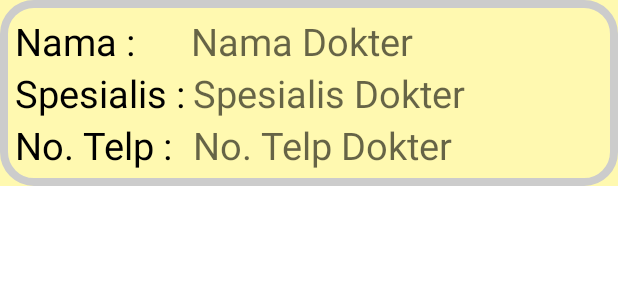
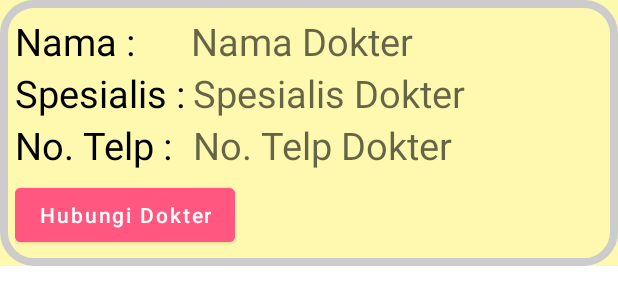
Before and after one commit to vincentiusdaryl/Tubes_P3B, an Android app: the layout list_dokter.xml on its own in the app's theme, with its tools: preview values and no code run, on a phone screen of 412 x 824 dp. Shown: the top 305 px of the screen. Run offline under Robolectric (Android 15) with nearby library versions, the phone set to English and light mode, and no system bars.

Commit message:
Nambahin button buat telepon di list_dokter.xml terus intent call di listDokterAdapter.java udah dibikin (tapi startActivity(intent); masih error gatau kenapa)

```diff
--- a/app/src/main/res/layout/list_dokter.xml
+++ b/app/src/main/res/layout/list_dokter.xml
@@ -83,6 +83,15 @@
                 android:layout_marginLeft="13dp"/>
         </LinearLayout>
 
+        <Button
+            android:layout_width="wrap_content"
+            android:layout_height="wrap_content"
+            android:layout_marginTop="5dp"
+            android:backgroundTint="#FF577F"
+            android:id="@+id/telepon"
+            android:text="Hubungi Dokter"
+            android:textAllCaps="false"/>
+
     </LinearLayout>
 
 </LinearLayout>
```
Also changed, not shown: app/src/main/java/com/pppb/aplikasirumahsakit/listDokterAdapter.java (+33 -1 lines).
